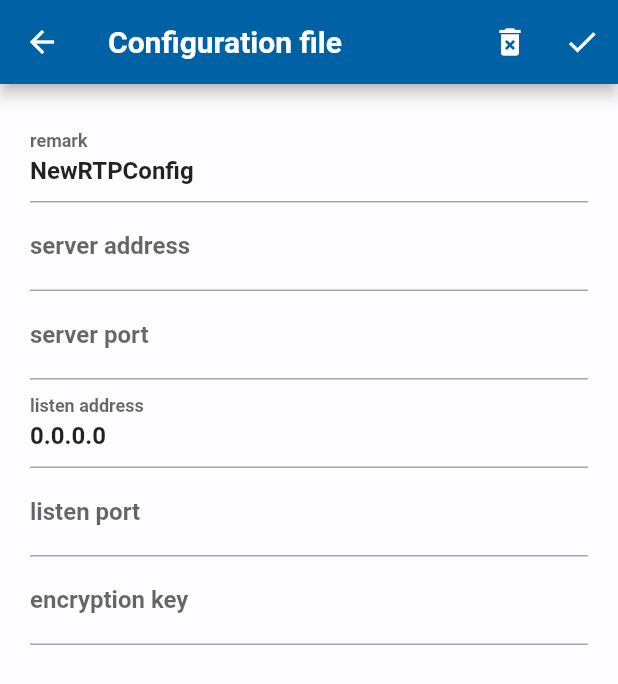
After one commit to AtaMeydani/rtptun-app, a Flutter app: the EditConfigScreen screen opened directly, on a phone screen of 412 x 824 dp. The commit adds this screen. Shown: the top 684 px of the screen. Run offline on Flutter 3.47's test engine with Material 2 defaults, Android fonts, the phone set to English and light mode, and no system bars; our stand-ins replace hive_flutter, loading_animation_widget; accounts and stored records are empty.

Commit message:
Implement EditConfigScreen & Refactor Code

```diff
--- a/lib/controllers/config/config_controller.dart
+++ b/lib/controllers/config/config_controller.dart
@@ -1,13 +1,138 @@
 import 'package:flutter/material.dart';
+import 'package:rtptun_app/controllers/data/repo/repository.dart';
 import 'package:rtptun_app/models/rtp/rtp_model.dart';
+import 'package:rtptun_app/views/edit_config_screen/custom_field.dart';
+import 'package:rtptun_app/controllers/config/validation_mixin.dart';
 
-enum Protocol {
-  rtp,
+import '../../models/vpn/vpn_model.dart';
+
+class ConfigController with ChangeNotifier, ValidationMixin {
+  final _formKey = GlobalKey<FormState>();
+  bool saving = false;
+
+  late final _remarkFieldController = TextEditingController();
+  late final _remarkField = CustomField(
+    labelText: 'remark',
+    hintText: 'remark',
+    controller: _remarkFieldController,
+  );
+
+  late final _serverAddressFieldController = TextEditingController();
+  late final _serverAddressField = CustomField(
+    labelText: 'server address',
+    hintText: 'address',
+    controller: _serverAddressFieldController,
+  );
+
+  late final _serverPortFieldController = TextEditingController();
+  late final _serverPortField = CustomField(
+    labelText: 'server port',
+    hintText: 'port',
+    controller: _serverPortFieldController,
+    textInputType: TextInputType.number,
+    validator: validatePortNumber,
+  );
+
+  late final _listenAddressFieldController = TextEditingController();
+  late final _listenAddressField = CustomField(
+    labelText: 'listen address',
+    hintText: 'address',
+    controller: _listenAddressFieldController,
+  );
+
+  late final _listenPortFieldController = TextEditingController();
+  late final _listenPortField = CustomField(
+    labelText: 'listen port',
+    hintText: 'port',
+    controller: _listenPortFieldController,
+    textInputType: TextInputType.number,
+    validator: validatePortNumber,
+  );
+
+  late final _secretKeyFieldController = TextEditingController();
+  late final _secretKeyField = CustomField(
+    labelText: 'encryption key',
+    hintText: 'key',
+    controller: _secretKeyFieldController,
+  );
+
+  VPN vpnConfig;
+  Repository repository;
+  ConfigController({required this.repository, required this.vpnConfig});
+
+  Future<bool> saveChanges() async {
+    if (isValid) {
+      saving = true;
+      notifyListeners();
+      switch (vpnConfig.runtimeType) {
+        case RTP:
+          RTP rtpConfig = vpnConfig as RTP;
+          rtpConfig.remark = _remarkFieldController.text;
+          rtpConfig.serverAddress = _serverAddressFieldController.text;
+          rtpConfig.serverPort = _serverPortFieldController.text;
+          rtpConfig.listenAddress = _listenAddressFieldController.text;
+          rtpConfig.listenPort = _listenPortFieldController.text;
+          rtpConfig.secretKey = _secretKeyFieldController.text;
+          await repository.createOrUpdate(rtpConfig);
+      }
+
+      saving = false;
+      notifyListeners();
+
+      return true;
+    }
+    return false;
+  }
+
+  void delete() async {
+    await repository.delete(vpnConfig);
+  }
+
+  ({String title, String subtitle, VPN config}) getConfigListTileInfo(int index) {
+    final VPN config = repository.getConfigByIndex(index);
+
+    if (config is RTP) {
+      return (title: config.remark ?? '', subtitle: '${config.serverAddress} : ${config.serverPort}', config: config);
+    }
+
+    return (title: 'unknown config', subtitle: 'unknown config', config: RTP());
+  }
+
+  GlobalKey<FormState> get formKey => _formKey;
+
+  bool get isValid => _formKey.currentState!.validate();
+
+  List<Widget> get fields {
+    switch (vpnConfig.runtimeType) {
+      case RTP:
+        RTP rtp = vpnConfig as RTP;
+        _remarkFieldController.text = rtp.remark ?? 'NewRTPConfig';
+        _serverAddressFieldController.text = rtp.serverAddress ?? '';
+        _serverPortFieldController.text = rtp.serverPort ?? '';
+        _listenAddressFieldController.text = rtp.listenAddress ?? '0.0.0.0';
+        _listenPortFieldController.text = rtp.listenPort ?? '';
+        _secretKeyFieldController.text = rtp.secretKey ?? '';
+        return [
+          _remarkField,
+          _serverAddressField,
+          _serverPortField,
+          _listenAddressField,
+          _listenPortField,
+          _secretKeyField,
+        ];
+      default:
+        return [];
+    }
+  }
+
+  @override
+  void dispose() {
+    _remarkFieldController.dispose();
+    _serverAddressFieldController.dispose();
+    _serverPortFieldController.dispose();
+    _listenAddressFieldController.dispose();
+    _listenPortFieldController.dispose();
+
+    super.dispose();
+  }
 }
-
-class ConfigController with ChangeNotifier {
-  // Protocol protocol;
-  RTP rtp = RTP(remark: 'remark', address: 'address', port: 6969);
-
-  void saveChanges() {}
-}
--- /dev/null
+++ b/lib/controllers/config/validation_mixin.dart
@@ -0,0 +1,13 @@
+mixin ValidationMixin {
+  String? validatePortNumber(String? port) {
+    RegExp regExp = RegExp(r'^[0-9]{1,5}$');
+    if (!regExp.hasMatch(port ?? '')) {
+      return 'Please Enter a valid port number';
+    }
+    int portNumber = int.parse(port ?? '');
+    if (portNumber < 0 || portNumber > 65535) {
+      return 'Port number must be in range 0, 65535';
+    }
+    return null;
+  }
+}
--- /dev/null
+++ b/lib/controllers/data/repo/repository.dart
@@ -0,0 +1,61 @@
+import 'dart:async';
+import 'package:flutter/material.dart';
+import 'package:rtptun_app/models/vpn/vpn_model.dart';
+import '../src/source.dart';
+
+class Repository with ChangeNotifier implements DataSource {
+  final DataSource localDataSource;
+
+  Repository(this.localDataSource);
+
+  @override
+  Future<void> connect() async {
+    await localDataSource.connect();
+  }
+
+  @override
+  Future<void> disconnect() async {
+    await localDataSource.disconnect();
+  }
+
+  @override
+  Future<void> setSelectedConfig(VPN config) async {
+    await localDataSource.setSelectedConfig(config);
+    notifyListeners();
+  }
+
+  @override
+  VPN getConfigByIndex(int index) {
+    return localDataSource.getConfigByIndex(index);
+  }
+
+  @override
+  Future<VPN> createOrUpdate(VPN vpnConfig) async {
+    VPN config = await localDataSource.createOrUpdate(vpnConfig);
+    notifyListeners();
+    return config;
+  }
+
+  @override
+  Future<void> delete(VPN vpnConfig) async {
+    await localDataSource.delete(vpnConfig);
+    notifyListeners();
+  }
+
+  @override
+  ({String title, String subtitle}) getConfigListTileInfo(int index) {
+    return localDataSource.getConfigListTileInfo(index);
+  }
+
+  @override
+  VPN get selectedConfig => localDataSource.selectedConfig;
+
+  @override
+  bool get isConnected => localDataSource.isConnected;
+
+  @override
+  List<VPN> get configs => localDataSource.configs;
+
+  @override
+  bool get isSelectedConfigInBox => localDataSource.isSelectedConfigInBox;
+}
--- a/lib/data/consts.dart
+++ /dev/null
@@ -1,2 +0,0 @@
-const vpnBoxName = 'VPNBox';
-const appThemeBoxName = 'AppThemeBox';
--- a/lib/models/rtp/rtp_model.dart
+++ b/lib/models/rtp/rtp_model.dart
@@ -1,20 +1,53 @@
 import 'package:hive_flutter/adapters.dart';
+import 'package:rtptun_app/models/vpn/vpn_model.dart';
 part 'rtp_model.g.dart';
 
-@HiveType(typeId: 1)
-class RTP extends HiveObject {
+@HiveType(typeId: 2)
+class RTP extends HiveObject implements VPN {
   @HiveField(0)
-  String remark;
+  String? remark;
 
   @HiveField(1)
-  String address;
+  String? serverAddress;
 
   @HiveField(2)
-  int port;
+  String? serverPort;
+
+  @HiveField(3)
+  String? listenAddress;
+
+  @HiveField(4)
+  String? listenPort;
+
+  @HiveField(5)
+  String? secretKey;
 
   RTP({
-    required this.remark,
-    required this.address,
-    required this.port,
+    this.remark,
+    this.serverAddress,
+    this.serverPort,
+    this.listenAddress,
+    this.listenPort,
+    this.secretKey,
   });
+
+  @override
+  bool operator ==(Object other) =>
+      identical(this, other) ||
+      other is RTP &&
+          runtimeType == other.runtimeType &&
+          serverAddress == other.serverAddress &&
+          serverPort == other.serverPort &&
+          listenAddress == other.listenAddress &&
+          listenPort == other.listenPort &&
+          secretKey == other.secretKey;
+
+  @override
+  int get hashCode => Object.hashAll([
+        serverAddress,
+        serverPort,
+        listenAddress,
+        listenPort,
+        secretKey,
+      ]);
 }
--- /dev/null
+++ b/lib/models/vpn/vpn_model.dart
@@ -0,0 +1,5 @@
+import 'package:hive_flutter/adapters.dart';
+part 'vpn_model.g.dart';
+
+@HiveType(typeId: 1)
+class VPN extends HiveObject {}
--- /dev/null
+++ b/lib/views/edit_config_screen/custom_field.dart
@@ -0,0 +1,35 @@
+import 'package:flutter/material.dart';
+
+class CustomField extends StatefulWidget {
+  final String labelText;
+  final String hintText;
+  final TextEditingController controller;
+  final TextInputType? textInputType;
+  final String? Function(String?)? validator;
+
+  const CustomField({
+    super.key,
+    required this.labelText,
+    required this.hintText,
+    required this.controller,
+    this.textInputType,
+    this.validator,
+  });
+
+  @override
+  State<CustomField> createState() => _CustomFieldState();
+}
+
+class _CustomFieldState extends State<CustomField> {
+  @override
+  Widget build(BuildContext context) {
+    return TextFormField(
+      controller: widget.controller,
+      decoration: InputDecoration(
+        labelText: widget.labelText,
+        hintText: widget.hintText,
+      ),
+      validator: widget.validator,
+    );
+  }
+}
--- /dev/null
+++ b/lib/views/edit_config_screen/edit_config.dart
@@ -0,0 +1,54 @@
+import 'package:flutter/material.dart';
+import 'package:loading_animation_widget/loading_animation_widget.dart';
+import 'package:provider/provider.dart';
+import 'package:rtptun_app/controllers/config/config_controller.dart';
+
+class EditConfigScreen extends StatefulWidget {
+  const EditConfigScreen({super.key});
+
+  @override
+  State<EditConfigScreen> createState() => _EditConfigScreenState();
+}
+
+class _EditConfigScreenState extends State<EditConfigScreen> {
+  @override
+  Widget build(BuildContext context) {
+    return Scaffold(
+      appBar: AppBar(
+        title: const Text('Configuration file'),
+        actions: [
+          IconButton(
+            icon: const Icon(Icons.delete_forever),
+            onPressed: () {
+              context.read<ConfigController>().delete();
+              Navigator.of(context).pop();
+            },
+          ),
+          IconButton(
+            icon: context.watch<ConfigController>().saving
+                ? LoadingAnimationWidget.horizontalRotatingDots(
+                    color: Theme.of(context).colorScheme.onPrimary,
+                    size: 24,
+                  )
+                : const Icon(Icons.check),
+            onPressed: () async {
+              if (await context.read<ConfigController>().saveChanges()) {
+                if (!mounted) return;
+                Navigator.of(context).pop();
+              }
+            },
+          ),
+        ],
+      ),
+      body: Container(
+        margin: const EdgeInsets.all(20),
+        child: Form(
+          key: context.read<ConfigController>().formKey,
+          child: Column(
+            children: context.read<ConfigController>().fields,
+          ),
+        ),
+      ),
+    );
+  }
+}
--- a/lib/views/main_screen/main.dart
+++ b/lib/views/main_screen/main.dart
@@ -1,5 +1,8 @@
 import 'package:flutter/material.dart';
 import 'package:flutter/rendering.dart';
+import 'package:provider/provider.dart';
+import 'package:rtptun_app/controllers/home/home_screen_controller.dart';
+import 'package:rtptun_app/controllers/data/repo/repository.dart';
 
 import '../home_screen/home.dart';
 
--- a/pubspec.yaml
+++ b/pubspec.yaml
@@ -4,7 +4,7 @@ publish_to: 'none'
 version: 0.1.0
 
 environment:
-  sdk: '>=2.19.4 <3.0.0'
+  sdk: '>=3.0.3 <4.0.0'
 
 dependencies:
   cupertino_icons: ^1.0.5
```
Also changed, not shown: lib/controllers/data/src/hive_source.dart (added, +81 -0 lines), lib/controllers/data/src/source.dart (added, +15 -0 lines), lib/controllers/home/home_screen_controller.dart (+33 -17 lines), lib/data/repo/repository.dart (deleted, +0 -40 lines), lib/data/src/hive_source.dart (deleted, +0 -28 lines), lib/data/src/source.dart (deleted, +0 -7 lines), lib/main.dart (+11 -4 lines), lib/views/home_screen/home.dart (+80 -40 lines), lib/views/main_screen/destinations.dart (+12 -3 lines), lib/models/rtp/rtp_model.g.dart, lib/models/vpn/vpn_model.g.dart (added), pubspec.lock.
